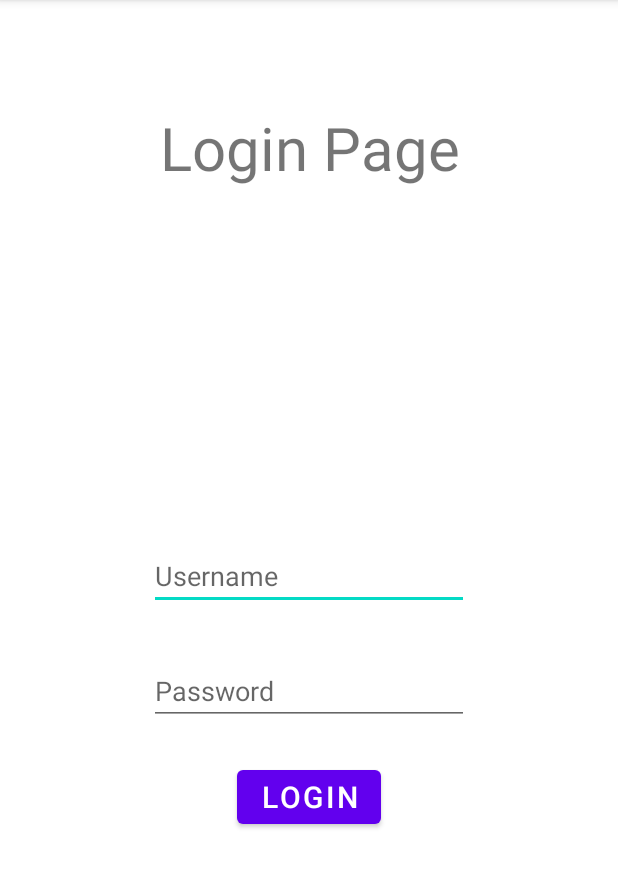
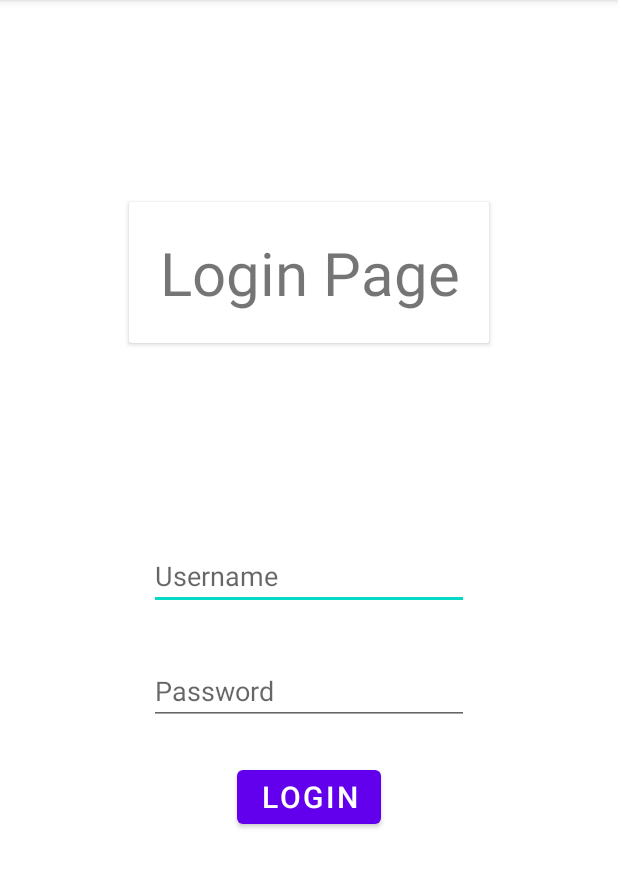
Before and after one commit to mahbubabbas/android-training, an Android app: the screen it shows after launch (MainActivity), on a phone screen of 412 x 824 dp, the part 84-972 px from its top. Run offline under Robolectric (Android 15) with nearby library versions, the phone set to English and light mode, and no system bars.

```diff
--- a/Day7/MyApplication/app/src/main/res/layout/activity_main.xml
+++ b/Day7/MyApplication/app/src/main/res/layout/activity_main.xml
@@ -7,22 +7,28 @@
     android:windowSoftInputMode="stateHidden|adjustResize"
     tools:context=".MainActivity">
 
-    <TextView
-        android:id="@+id/textLoginHeader"
-        android:layout_width="match_parent"
+    <androidx.cardview.widget.CardView
+        android:layout_width="wrap_content"
         android:layout_height="wrap_content"
-
-        android:background="#FFFFFF"
-        android:text="@string/greeting"
-        android:textAlignment="center"
-        android:textSize="40sp"
-
-        app:layout_constraintBottom_toBottomOf="parent"
         app:layout_constraintEnd_toEndOf="parent"
-        app:layout_constraintHorizontal_bias="0.4"
         app:layout_constraintStart_toStartOf="parent"
         app:layout_constraintTop_toTopOf="parent"
-        app:layout_constraintVertical_bias="0.1" />
+        app:layout_constraintBottom_toBottomOf="parent"
+        app:layout_constraintVertical_bias="0.2"
+        >
+
+        <TextView
+            android:padding="20dp"
+            android:id="@+id/textLoginHeader"
+            android:layout_width="match_parent"
+            android:layout_height="wrap_content"
+            android:background="#FFFFFF"
+            android:text="@string/greeting"
+            android:textAlignment="center"
+            android:textSize="40sp" />
+
+    </androidx.cardview.widget.CardView>
+
 
     <EditText
         android:id="@+id/username"
@@ -59,4 +65,5 @@
         app:layout_constraintTop_toBottomOf="@id/password"
         app:layout_constraintVertical_bias="0.1" />
 
+
 </androidx.constraintlayout.widget.ConstraintLayout>
```
